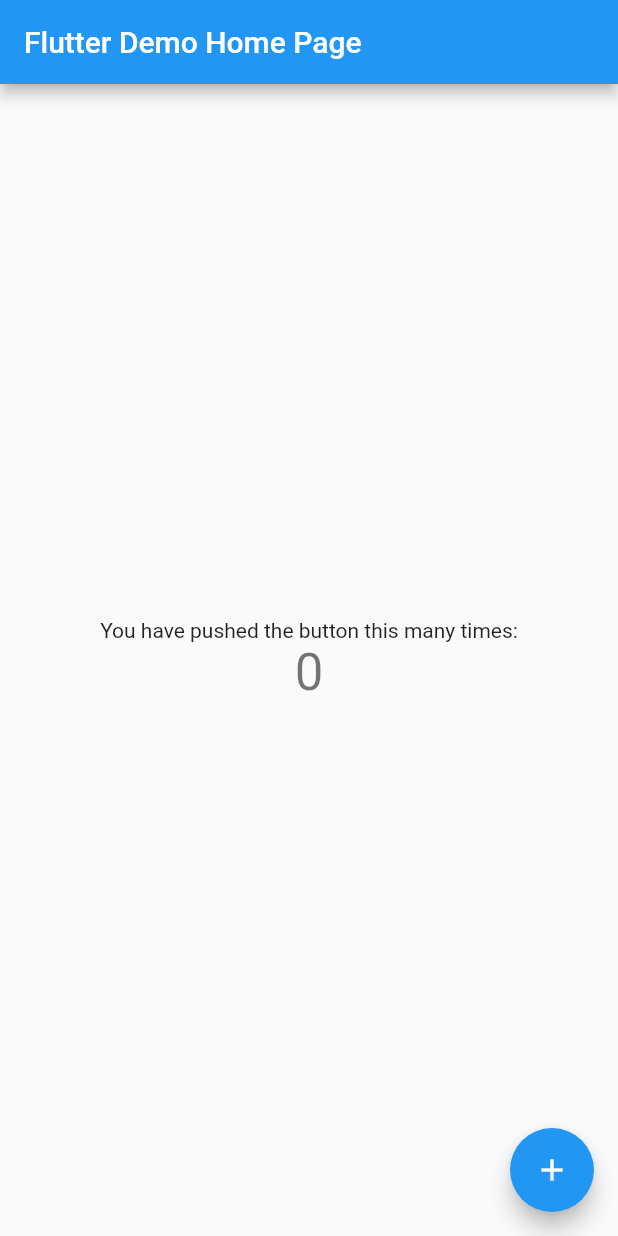
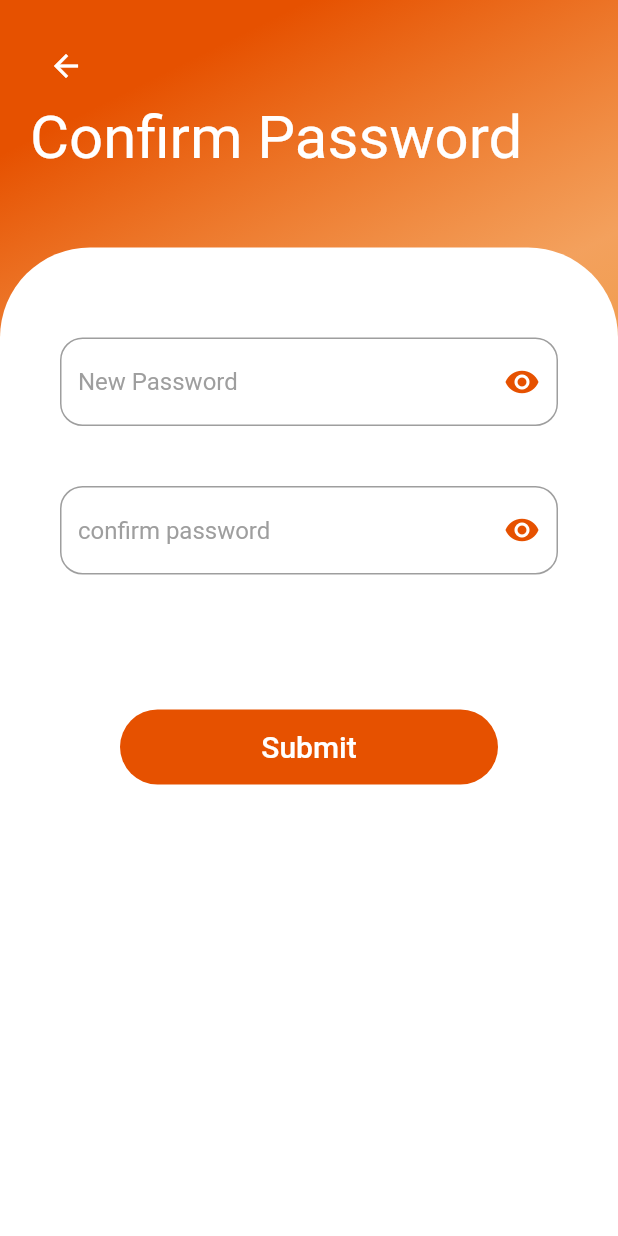
Before and after one commit to Flutter-Learning-Community/flutter-login, a Flutter app: the screen it shows after launch, on a phone screen of 412 x 824 dp. Run offline on Flutter 3.47's test engine with Material 2 defaults, Android fonts, the phone set to English and light mode, and no system bars; our stand-ins replace simple_animations.

Commit message:
confirm password page

```diff
--- /dev/null
+++ b/lib/FadeAnimation.dart
@@ -0,0 +1,32 @@
+import 'package:flutter/material.dart';
+import 'package:simple_animations/simple_animations.dart';
+
+class FadeAnimation extends StatelessWidget {
+  final double delay;
+  final Widget child;
+
+  FadeAnimation(this.delay, this.child);
+
+  @override
+  Widget build(BuildContext context) {
+    final tween = MultiTrackTween([
+      Track("opacity")
+          .add(Duration(milliseconds: 500), Tween(begin: 0.0, end: 1.0)),
+      Track("translateY").add(
+          Duration(milliseconds: 500), Tween(begin: -30.0, end: 0.0),
+          curve: Curves.easeOut)
+    ]);
+
+    return ControlledAnimation(
+      delay: Duration(milliseconds: (500 * delay).round()),
+      duration: tween.duration,
+      tween: tween,
+      child: child,
+      builderWithChild: (context, child, animation) => Opacity(
+        opacity: (animation as Map)["opacity"],
+        child: Transform.translate(
+            offset: Offset(0, (animation as Map)["translateY"]), child: child),
+      ),
+    );
+  }
+}
--- /dev/null
+++ b/lib/conform.dart
@@ -0,0 +1,230 @@
+import 'package:flutter/material.dart';
+
+import 'FadeAnimation.dart';
+
+class HomePage extends StatefulWidget {
+  @override
+  State<HomePage> createState() => _HomePageState();
+}
+
+class _HomePageState extends State<HomePage> {
+  bool _securetext = true;
+  bool _conformtext = true;
+  final formKey = GlobalKey<FormState>();
+  var newpasswordcontroller = TextEditingController();
+  var conpasswordcontroller = TextEditingController();
+
+  @override
+  Widget build(BuildContext context) {
+    return Scaffold(
+      body: Container(
+        width: double.infinity,
+        decoration: BoxDecoration(
+            gradient: LinearGradient(begin: Alignment.topCenter, colors: [
+          Color.fromARGB(255, 230, 81, 0),
+          Color.fromARGB(171, 240, 117, 16),
+          Color.fromARGB(250, 230, 158, 50)
+        ])),
+        child: Column(
+          crossAxisAlignment: CrossAxisAlignment.start,
+          children: <Widget>[
+            Padding(
+              padding: EdgeInsets.all(20),
+              child: Column(
+                crossAxisAlignment: CrossAxisAlignment.start,
+                children: <Widget>[
+                  IconButton(
+                    icon: Icon(
+                      Icons.arrow_back,
+                      color: Colors.white,
+                    ),
+                    onPressed: () {
+                      Navigator.pop(context);
+                    },
+                  ),
+                  FadeAnimation(
+                      1,
+                      Text(
+                        "Confirm Password",
+                        style: TextStyle(color: Colors.white, fontSize: 40),
+                      )),
+                  SizedBox(
+                    height: 10,
+                  ),
+                  SizedBox(
+                    height: 10,
+                  ),
+                ],
+              ),
+            ),
+            SizedBox(height: 10),
+            Expanded(
+              child: Container(
+                decoration: BoxDecoration(
+                    color: Colors.white,
+                    borderRadius: BorderRadius.only(
+                      topLeft: Radius.circular(60),
+                      topRight: Radius.circular(60),
+                    )),
+                child: SingleChildScrollView(
+                  child: Padding(
+                      padding: EdgeInsets.all(30),
+                      child: Column(
+                        children: <Widget>[
+                          FadeAnimation(
+                            1.4,
+                            Container(
+                                child: Form(
+                              key: formKey,
+                              child: Column(
+                                children: <Widget>[
+                                  SizedBox(
+                                    height: 20,
+                                  ),
+                                  FadeAnimation(
+                                    2.5,
+                                    Container(
+                                      padding: EdgeInsets.all(10),
+                                      child: TextFormField(
+                                        controller: newpasswordcontroller,
+                                        decoration: InputDecoration(
+                                            focusedBorder: OutlineInputBorder(
+                                              borderSide: const BorderSide(
+                                                  color: Colors.orange,
+                                                  width: 2.0),
+                                              borderRadius:
+                                                  BorderRadius.circular(25.0),
+                                            ),
+                                            hintText: "New Password",
+                                            hintStyle:
+                                                TextStyle(color: Colors.grey),
+                                            border: OutlineInputBorder(
+                                              borderRadius:
+                                                  BorderRadius.circular(15),
+                                            ),
+                                            suffixIcon: IconButton(
+                                                icon: Icon(
+                                                  _securetext
+                                                      ? Icons.remove_red_eye
+                                                      : Icons
+                                                          .remove_red_eye_outlined,
+                                                  color: Colors.orange[900],
+                                                ),
+                                                onPressed: () {
+                                                  setState(() {
+                                                    _securetext = !_securetext;
+                                                  });
+                                                })),
+                                        validator: (value) {
+                                          if (value!.trim().isEmpty ||
+                                              !RegExp(r'^(?=.*?[A-Z])(?=.*?[a-z])(?=.*?[0-9])(?=.*?[!@#\$&*~]).{8,}$')
+                                                  .hasMatch(value)) {
+                                            return "Invalid Password";
+                                          } else {
+                                            return null;
+                                          }
+                                        },
+                                        obscureText: _securetext,
+                                      ),
+                                    ),
+                                  ),
+                                  SizedBox(
+                                    height: 20,
+                                  ),
+                                  FadeAnimation(
+                                    3,
+                                    Container(
+                                      padding: EdgeInsets.all(10),
+                                      child: TextFormField(
+                                        controller: conpasswordcontroller,
+                                        decoration: InputDecoration(
+                                            focusedBorder: OutlineInputBorder(
+                                              borderSide: const BorderSide(
+                                                  color: Colors.orange,
+                                                  width: 2.0),
+                                              borderRadius:
+                                                  BorderRadius.circular(25.0),
+                                            ),
+                                            hintText: "confirm password",
+                                            hintStyle:
+                                                TextStyle(color: Colors.grey),
+                                            border: OutlineInputBorder(
+                                              borderRadius:
+                                                  BorderRadius.circular(15),
+                                            ),
+                                            suffixIcon: IconButton(
+                                                icon: Icon(
+                                                  _conformtext
+                                                      ? Icons.remove_red_eye
+                                                      : Icons
+                                                          .remove_red_eye_outlined,
+                                                  color: Colors.orange[900],
+                                                ),
+                                                onPressed: () {
+                                                  setState(() {
+                                                    _conformtext =
+                                                        !_conformtext;
+                                                  });
+                                                })),
+                                        validator: (value) {
+                                          if (value!.trim().isEmpty) {
+                                            return "Invalid Password";
+                                          }
+                                          if (value !=
+                                              newpasswordcontroller.text) {
+                                            return "Not match";
+                                          }
+                                        },
+                                        obscureText: _conformtext,
+                                      ),
+                                    ),
+                                  ),
+                                  SizedBox(
+                                    height: 20,
+                                  ),
+                                  SizedBox(
+                                    height: 20,
+                                  ),
+                                ],
+                              ),
+                            )),
+                          ),
+                          SizedBox(
+                            height: 40,
+                          ),
+                          FadeAnimation(
+                              5,
+                              Container(
+                                height: 50,
+                                margin: EdgeInsets.symmetric(horizontal: 50),
+                                decoration: BoxDecoration(
+                                    borderRadius: BorderRadius.circular(50),
+                                    color: Colors.orange[900]),
+                                child: Center(
+                                    child: TextButton(
+                                  child: Text(
+                                    "Submit",
+                                    style: TextStyle(
+                                        fontSize: 20, color: Colors.white),
+                                  ),
+                                  onPressed: () {
+                                    if (formKey.currentState!.validate()) {
+                                      ScaffoldMessenger.of(context)
+                                          .showSnackBar(SnackBar(
+                                              content:
+                                                  Text("Password changed")));
+                                    }
+                                  },
+                                )),
+                              )),
+                        ],
+                      )),
+                ),
+              ),
+            ),
+          ],
+        ),
+      ),
+    );
+  }
+}
--- a/lib/main.dart
+++ b/lib/main.dart
@@ -1,115 +1,17 @@
 import 'package:flutter/material.dart';
 
+import 'conform.dart';
+
 void main() {
-  runApp(const MyApp());
+  runApp(MyApp());
 }
 
 class MyApp extends StatelessWidget {
-  const MyApp({Key? key}) : super(key: key);
-
-  // This widget is the root of your application.
   @override
   Widget build(BuildContext context) {
     return MaterialApp(
-      title: 'Flutter Demo',
-      theme: ThemeData(
-        // This is the theme of your application.
-        //
-        // Try running your application with "flutter run". You'll see the
-        // application has a blue toolbar. Then, without quitting the app, try
-        // changing the primarySwatch below to Colors.green and then invoke
-        // "hot reload" (press "r" in the console where you ran "flutter run",
-        // or simply save your changes to "hot reload" in a Flutter IDE).
-        // Notice that the counter didn't reset back to zero; the application
-        // is not restarted.
-        primarySwatch: Colors.blue,
-      ),
-      home: const MyHomePage(title: 'Flutter Demo Home Page'),
+      debugShowCheckedModeBanner: false,
+      home: HomePage(),
     );
   }
 }
-
-class MyHomePage extends StatefulWidget {
-  const MyHomePage({Key? key, required this.title}) : super(key: key);
-
-  // This widget is the home page of your application. It is stateful, meaning
-  // that it has a State object (defined below) that contains fields that affect
-  // how it looks.
-
-  // This class is the configuration for the state. It holds the values (in this
-  // case the title) provided by the parent (in this case the App widget) and
-  // used by the build method of the State. Fields in a Widget subclass are
-  // always marked "final".
-
-  final String title;
-
-  @override
-  State<MyHomePage> createState() => _MyHomePageState();
-}
-
-class _MyHomePageState extends State<MyHomePage> {
-  int _counter = 0;
-
-  void _incrementCounter() {
-    setState(() {
-      // This call to setState tells the Flutter framework that something has
-      // changed in this State, which causes it to rerun the build method below
-      // so that the display can reflect the updated values. If we changed
-      // _counter without calling setState(), then the build method would not be
-      // called again, and so nothing would appear to happen.
-      _counter++;
-    });
-  }
-
-  @override
-  Widget build(BuildContext context) {
-    // This method is rerun every time setState is called, for instance as done
-    // by the _incrementCounter method above.
-    //
-    // The Flutter framework has been optimized to make rerunning build methods
-    // fast, so that you can just rebuild anything that needs updating rather
-    // than having to individually change instances of widgets.
-    return Scaffold(
-      appBar: AppBar(
-        // Here we take the value from the MyHomePage object that was created by
-        // the App.build method, and use it to set our appbar title.
-        title: Text(widget.title),
-      ),
-      body: Center(
-        // Center is a layout widget. It takes a single child and positions it
-        // in the middle of the parent.
-        child: Column(
-          // Column is also a layout widget. It takes a list of children and
-          // arranges them vertically. By default, it sizes itself to fit its
-          // children horizontally, and tries to be as tall as its parent.
-          //
-          // Invoke "debug painting" (press "p" in the console, choose the
-          // "Toggle Debug Paint" action from the Flutter Inspector in Android
-          // Studio, or the "Toggle Debug Paint" command in Visual Studio Code)
-          // to see the wireframe for each widget.
-          //
-          // Column has various properties to control how it sizes itself and
-          // how it positions its children. Here we use mainAxisAlignment to
-          // center the children vertically; the main axis here is the vertical
-          // axis because Columns are vertical (the cross axis would be
-          // horizontal).
-          mainAxisAlignment: MainAxisAlignment.center,
-          children: <Widget>[
-            const Text(
-              'You have pushed the button this many times:',
-            ),
-            Text(
-              '$_counter',
-              style: Theme.of(context).textTheme.headline4,
-            ),
-          ],
-        ),
-      ),
-      floatingActionButton: FloatingActionButton(
-        onPressed: _incrementCounter,
-        tooltip: 'Increment',
-        child: const Icon(Icons.add),
-      ), // This trailing comma makes auto-formatting nicer for build methods.
-    );
-  }
-}
--- a/pubspec.yaml
+++ b/pubspec.yaml
@@ -34,6 +34,7 @@ dependencies:
   # The following adds the Cupertino Icons font to your application.
   # Use with the CupertinoIcons class for iOS style icons.
   cupertino_icons: ^1.0.2
+  simple_animations: ^2.4.2
 
 dev_dependencies:
   flutter_test:
```
Also changed, not shown: pubspec.lock, 1 other file.
